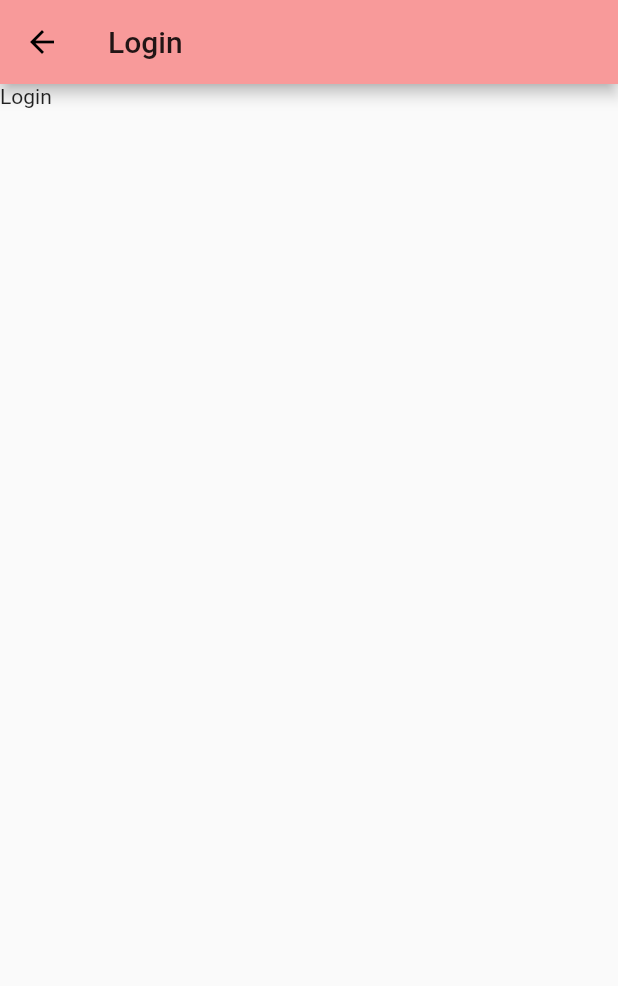
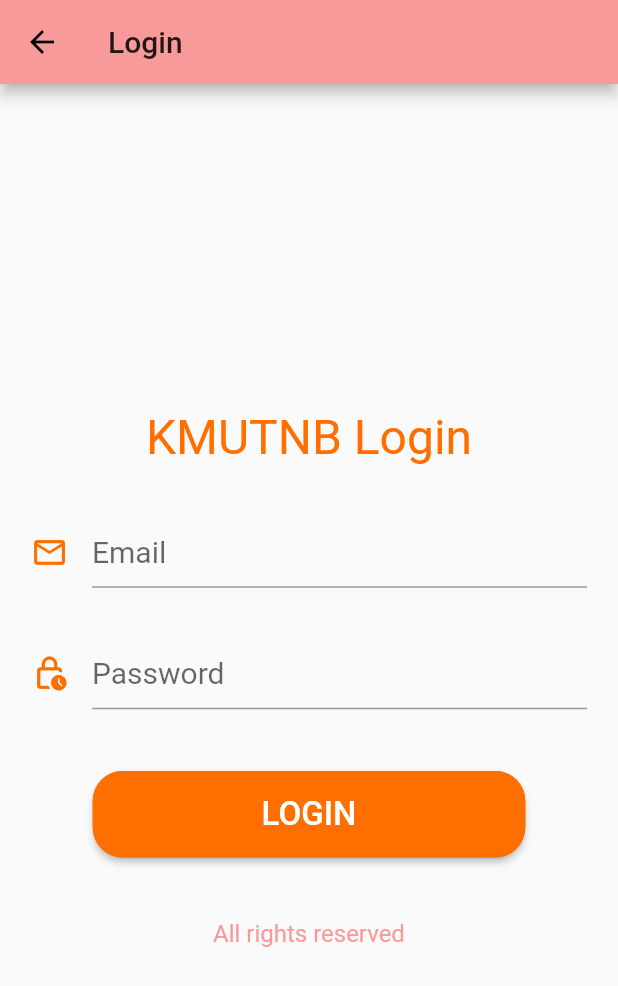
Before and after one commit to PHPJame/mobileappweek1, a Flutter app: the screen it shows after launch, after a tap on "SING IN", on a phone screen of 412 x 824 dp. Shown: the top 986 px of the screen. Run offline on Flutter 3.47's test engine with Material 2 defaults, Android fonts, the phone set to English and light mode, and no system bars; our stand-ins replace sembast; network calls fail.

Commit message:
จัดการข้อมูล

```diff
--- a/lib/main.dart
+++ b/lib/main.dart
@@ -1,5 +1,6 @@
 import 'package:flutter/material.dart';
 import 'package:mobileappweek1/config/constant.dart';
+import 'package:mobileappweek1/screen/Dashboard.dart';
 import 'package:mobileappweek1/screen/Login.dart';
 import 'package:mobileappweek1/screen/Register.dart';
 import 'package:mobileappweek1/screen/index.dart';
@@ -14,6 +15,7 @@ class MyApp extends StatelessWidget {
       routes: {
         'Login': (context) => Login(),
         'Register': (context) => Register(),
+        'Dashboard': (context) => Dashboard(),
       },
       theme: ThemeData(primaryColor: sColor, secondaryHeaderColor: sColor),
     );
--- a/lib/screen/Login.dart
+++ b/lib/screen/Login.dart
@@ -1,21 +1,128 @@
 import 'package:flutter/material.dart';
+import 'package:mobileappweek1/backend/database.dart';
+import 'package:mobileappweek1/config/constant.dart';
 
 class Login extends StatefulWidget {
-  const Login({Key? key}) : super(key: key);
-
   @override
   _LoginState createState() => _LoginState();
 }
 
 class _LoginState extends State<Login> {
+  var email, password;
+  final formkey = GlobalKey<FormState>();
+
   @override
   Widget build(BuildContext context) {
-    return SafeArea(
-      child: Scaffold(
-        appBar: AppBar(
-          title: Text("Login"),
+    Size size = MediaQuery.of(context).size;
+    return Scaffold(
+      appBar: AppBar(
+        title: Text("Login"),
+      ),
+      body: Form(
+        key: formkey,
+        child: Container(
+          alignment: Alignment.center,
+          child: SingleChildScrollView(
+            child: Column(
+              mainAxisAlignment: MainAxisAlignment.start,
+              children: <Widget>[
+                SizedBox(
+                  height: size.height * 0.03,
+                ),
+                Text(
+                  'KMUTNB Login',
+                  style: TextStyle(fontSize: 32, color: pColor),
+                ),
+                SizedBox(
+                  height: size.height * 0.04,
+                ),
+                Container(
+                  width: size.width * 0.9,
+                  child: TextFormField(
+                    style: TextStyle(color: Colors.black, fontSize: 20),
+                    decoration: InputDecoration(
+                      icon: Icon(
+                        Icons.email_outlined,
+                        color: pColor,
+                        size: size.height * 0.03,
+                      ),
+                      hintText: "Email",
+                    ),
+                    onSaved: (value) {
+                      email = value!.trim();
+                    },
+                  ),
+                ),
+                SizedBox(
+                  height: size.height * 0.04,
+                ),
+                Container(
+                  width: size.width * 0.9,
+                  child: TextFormField(
+                    style: TextStyle(color: Colors.black, fontSize: 20),
+                    obscureText: true,
+                    decoration: InputDecoration(
+                      icon: Icon(
+                        Icons.lock_clock_outlined,
+                        color: pColor,
+                        size: size.height * 0.03,
+                      ),
+                      hintText: "Password",
+                    ),
+                    onSaved: (value) {
+                      password = value!.trim();
+                    },
+                  ),
+                ),
+                SizedBox(
+                  height: size.height * 0.05,
+                ),
+                Container(
+                  width: size.width * 0.7,
+                  height: size.height * 0.07,
+                  child: RaisedButton(
+                    shape: RoundedRectangleBorder(
+                        borderRadius: BorderRadius.circular(20.0),
+                        side: BorderSide(color: pColor)),
+                    onPressed: () {
+                      formkey.currentState!.save();
+
+                      var local = DBLocal();
+                      local.login(email, password).then((response) {
+                        if (response) {
+                          print("success");
+                          Navigator.pushNamed(context, 'Dashboard');
+                        } else {
+                          print("fail");
+                          final bar = SnackBar(
+                            content: Text('ไม่พบข้อมูล'),
+                            backgroundColor: Colors.red[900],
+                          );
+
+                          ScaffoldMessenger.of(context).showSnackBar(bar);
+                        }
+                      });
+                    },
+                    color: pColor,
+                    textColor: Colors.white,
+                    child: Text("login".toUpperCase(),
+                        style: TextStyle(fontSize: 22)),
+                  ),
+                ),
+                SizedBox(
+                  height: size.height * 0.05,
+                ),
+                Text(
+                  'All rights reserved',
+                  style: TextStyle(
+                    fontSize: 16,
+                    color: sColor,
+                  ),
+                ),
+              ],
+            ),
+          ),
         ),
-        body: Text("Login"),
       ),
     );
   }
--- a/lib/screen/index.dart
+++ b/lib/screen/index.dart
@@ -7,7 +7,8 @@ class Index extends StatelessWidget {
     var size = MediaQuery.of(context).size;
 
     return Scaffold(
-      body: Container(
+      body: SingleChildScrollView(
+        child: Container(
           alignment: Alignment.topCenter,
           child: Stack(
             children: <Widget>[
@@ -68,7 +69,7 @@ class Index extends StatelessWidget {
                     },
                   ),
                   SizedBox(
-                  height: 20,
+                    height: 30,
                   ),
                   ElevatedButton(
                     style: ElevatedButton.styleFrom(
@@ -78,7 +79,7 @@ class Index extends StatelessWidget {
                     ),
                     child: Text(
                       "SIGN UP",
-                    style: TextStyle(fontSize: 22),
+                      style: TextStyle(fontSize: 20),
                     ),
                     onPressed: () {
                       print("Hello World");
@@ -90,6 +91,7 @@ class Index extends StatelessWidget {
             ],
           ),
         ),
+      ),
     );
   }
 }
--- a/pubspec.yaml
+++ b/pubspec.yaml
@@ -13,6 +13,9 @@ dependencies:
     sdk: flutter
 
   cupertino_icons: ^1.0.2
+  sembast: ^3.1.0+2
+  path_provider: ^2.0.4
+  path: ^1.8.0
 
 dev_dependencies:
   flutter_test:
```
Also changed, not shown: lib/backend/database.dart (added, +63 -0 lines), lib/screen/Dashboard.dart (added, +17 -0 lines), lib/screen/Register.dart (+31 -16 lines), lib/home.dart (renamed from lib/screen/home.dart), pubspec.lock. Lines whose indentation alone changed are shown as unchanged.
